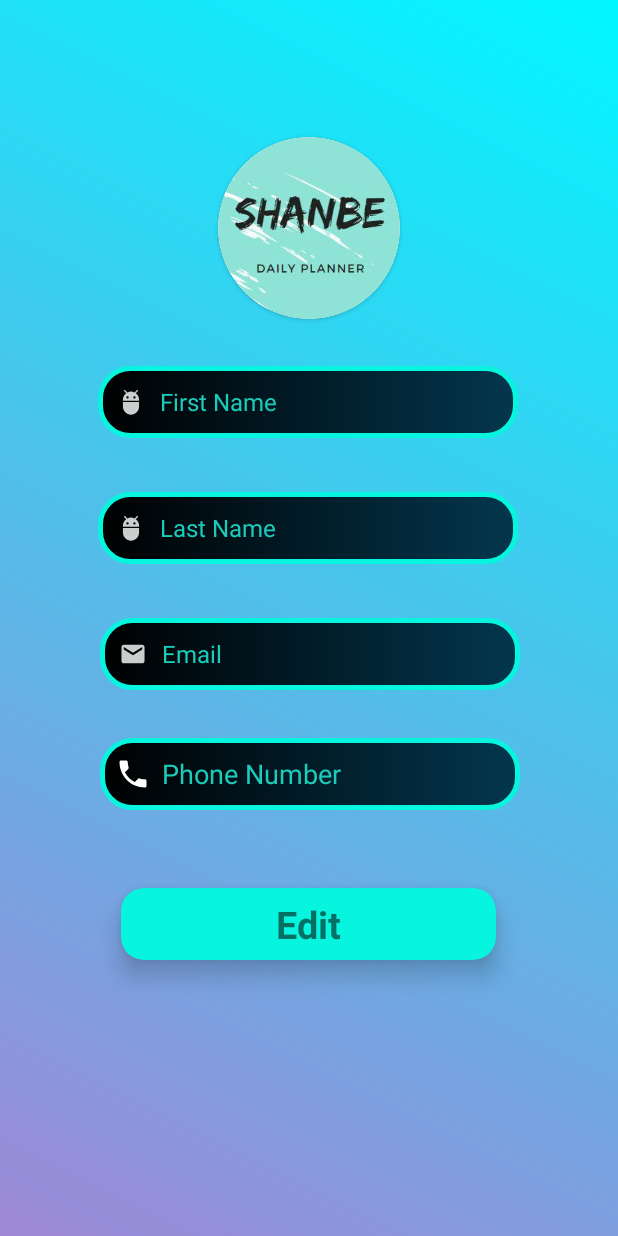
After one commit to AdmerOrganization/FrontEnd, an Android app: the layout activity_edit_profile.xml on its own in the app's theme, with its tools: preview values and no code run, on a phone screen of 412 x 824 dp. The commit adds this screen. Run offline under Robolectric (Android 15) with nearby library versions, the phone set to English and light mode, and no system bars.

Commit message:
esit profile new activity

```diff
--- /dev/null
+++ b/app/src/main/java/com/example/myapplication/EditProfile.java
@@ -0,0 +1,132 @@
+package com.example.myapplication;
+
+import android.content.Intent;
+import android.content.SharedPreferences;
+import android.os.Bundle;
+import android.util.Log;
+import android.view.View;
+import android.view.Window;
+import android.view.WindowManager;
+import android.view.animation.Animation;
+import android.view.animation.AnimationUtils;
+import android.widget.EditText;
+import android.widget.Toast;
+
+import androidx.appcompat.app.AppCompatActivity;
+import androidx.cardview.widget.CardView;
+
+//import com.example.entity.User;
+//import com.example.webService.UserAPI;
+//
+//import okhttp3.OkHttpClient;
+//import okhttp3.logging.HttpLoggingInterceptor;
+//import retrofit2.Call;
+//import retrofit2.Callback;
+//import retrofit2.Response;
+//import retrofit2.Retrofit;
+//import retrofit2.converter.gson.GsonConverterFactory;
+
+public class EditProfile extends AppCompatActivity {
+    EditText emailEditText;
+    EditText firstNameEditText;
+    EditText lastNameEditText;
+    EditText phoneNumberEditText;
+  //  UserAPI userAPI;
+    String token;
+    CardView editbutton;
+//    public void EditButtonClicked(View view){
+//        editbutton = (CardView) findViewById(R.id.cardViewEditProfile);
+//        Animation animation10 = AnimationUtils.loadAnimation(getApplicationContext(), R.anim.blink_anim);
+//        editbutton.startAnimation(animation10);
+//
+//        User user = new User(firstNameEditText.getText().toString(),lastNameEditText.getText().toString(),emailEditText.getText().toString(),phoneNumberEditText.getText().toString());
+//        Call<User> userSessionCall = userAPI.editProfile("token "+ token, user);
+//
+//        userSessionCall.enqueue(new Callback<User>() {
+//            @Override
+//            public void onResponse(Call<User> call, Response<User> response) {
+//                if(!response.isSuccessful())
+//                {
+//                    CustomErrorAlertDialog customErrorAlertDialog = new CustomErrorAlertDialog(EditProfile.this,"Error","Please check your internet connection");
+//                    Log.i("MOSHKEL",response.message());
+//                }
+//                else{
+//                    String code = Integer.toString(response.code());
+//                    User user = response.body();
+//                    Toast.makeText(EditProfile.this, "Profile Edited!", Toast.LENGTH_SHORT).show();
+//                    SharedPreferences shP = getSharedPreferences("userInformation", MODE_PRIVATE);
+//                    SharedPreferences.Editor myEdit = shP.edit();
+//                    myEdit.putString("firstname",firstNameEditText.getText().toString());
+//                    myEdit.putString("lastname",lastNameEditText.getText().toString());
+//                    myEdit.putString("email",emailEditText.getText().toString());
+//                    myEdit.putString("phonenumber",phoneNumberEditText.getText().toString());
+//                    myEdit.apply();
+//                    Intent intent = new Intent(EditProfile.this,MainActivity.class);
+//                    startActivity(intent);
+//                }
+//            }
+//
+//            @Override
+//            public void onFailure(Call<User> call, Throwable t) {
+//               CustomErrorAlertDialog customErrorAlertDialog = new CustomErrorAlertDialog(EditProfile.this,"Error","Please check your internet connection");
+//            }
+//        });
+
+
+//    }
+    @Override
+    protected void onCreate(Bundle savedInstanceState) {
+        super.onCreate(savedInstanceState);
+        requestWindowFeature(Window.FEATURE_NO_TITLE);
+        this.getWindow().setFlags(WindowManager.LayoutParams.FLAG_FULLSCREEN,WindowManager.LayoutParams.FLAG_FULLSCREEN);
+        getSupportActionBar().hide();
+        setContentView(R.layout.activity_edit_profile);
+
+        emailEditText = findViewById(R.id.eemailid);
+        firstNameEditText = findViewById(R.id.firstNameIde);
+        lastNameEditText = findViewById(R.id.lastNameIde);
+        phoneNumberEditText = findViewById(R.id.phoneNumberIde);
+
+        SharedPreferences shP = getSharedPreferences("userInformation", MODE_PRIVATE);
+        token = shP.getString("token", "");
+        String firstName = shP.getString("firstname","");
+        String lastName = shP.getString("lastname","");
+        String email = shP.getString("email","");
+        String phoneNumber = shP.getString("phonenumber","");
+        if(!firstName.equals("")){
+            firstNameEditText.setText(firstName);
+        }
+        else{
+            firstNameEditText.setHint("First Name (Empty)");
+        }
+        if(!lastName.equals("")){
+            lastNameEditText.setText(lastName);
+        }
+        else{
+            lastNameEditText.setHint("Last Name (Empty)");
+        }
+        if(!email.equals("")){
+            emailEditText.setText(email);
+        }
+        else{
+            emailEditText.setHint(R.string.empty);
+        }
+        if(!phoneNumber.equals("")){
+            phoneNumberEditText.setText(phoneNumber);
+        }
+        else{
+            phoneNumberEditText.setHint("Phone Number (Empty)");
+        }
+//        HttpLoggingInterceptor interceptor = new HttpLoggingInterceptor();
+//        interceptor.setLevel(HttpLoggingInterceptor.Level.BODY);
+//        OkHttpClient client = new OkHttpClient.Builder().addInterceptor(interceptor).build();
+//
+//        Retrofit LoginRetrofit = new Retrofit.Builder()
+//                .baseUrl(UserAPI.BASE_URL)
+//                .client(client)
+//                .addConverterFactory(GsonConverterFactory.create())
+//                .build();
+//        userAPI =LoginRetrofit.create(UserAPI.class);
+
+    }
+}
--- a/app/src/main/java/com/example/myapplication/MainActivity.java
+++ b/app/src/main/java/com/example/myapplication/MainActivity.java
@@ -213,4 +213,8 @@ public class MainActivity extends AppCompatActivity {
 //            handleSignInResult(task);
         }
     }
+    public  void GoToEditProfile(View view){
+        Intent editProfile = new Intent(MainActivity.this, EditProfile.class);
+        startActivity(editProfile);
+    }
 }
--- /dev/null
+++ b/app/src/main/res/drawable/border.xml
@@ -0,0 +1,10 @@
+<?xml version="1.0" encoding="UTF-8"?>
+<shape xmlns:android="http://schemas.android.com/apk/res/android" android:shape="rectangle"
+
+    >
+    <gradient  android:startColor="@color/black" android:endColor="#03374E"/>
+    <corners android:radius="20dp"/>
+    <padding android:left="10dp" android:right="10dp" android:top="10dp" android:bottom="10dp"/>
+    <stroke android:width="3dp" android:color="#07F4DE"/>
+
+</shape>
--- /dev/null
+++ b/app/src/main/res/drawable/ic_action_mail.xml
@@ -0,0 +1,16 @@
+<vector xmlns:android="http://schemas.android.com/apk/res/android"
+    android:width="24dp"
+    android:height="24dp"
+    android:viewportWidth="24"
+    android:viewportHeight="24"
+    android:tint="#FFFFFF"
+    android:alpha="0.8">
+  <group android:scaleX="0.7692308"
+      android:scaleY="0.7692308"
+      android:translateX="2.7692308"
+      android:translateY="2.7692308">
+    <path
+        android:fillColor="@android:color/white"
+        android:pathData="M20,4L4,4c-1.1,0 -1.99,0.9 -1.99,2L2,18c0,1.1 0.9,2 2,2h16c1.1,0 2,-0.9 2,-2L22,6c0,-1.1 -0.9,-2 -2,-2zM20,8l-8,5 -8,-5L4,6l8,5 8,-5v2z"/>
+  </group>
+</vector>
--- /dev/null
+++ b/app/src/main/res/drawable/ic_action_name.xml
@@ -0,0 +1,16 @@
+<vector xmlns:android="http://schemas.android.com/apk/res/android"
+    android:width="24dp"
+    android:height="24dp"
+    android:viewportWidth="24"
+    android:viewportHeight="24"
+    android:tint="#FFFFFF"
+    android:alpha="0.8">
+  <group android:scaleX="0.7692308"
+      android:scaleY="0.7692308"
+      android:translateX="2.7692308"
+      android:translateY="2.7692308">
+    <path
+        android:fillColor="@android:color/white"
+        android:pathData="M5,16c0,3.87 3.13,7 7,7s7,-3.13 7,-7v-4L5,12v4zM16.12,4.37l2.1,-2.1 -0.82,-0.83 -2.3,2.31C14.16,3.28 13.12,3 12,3s-2.16,0.28 -3.09,0.75L6.6,1.44l-0.82,0.83 2.1,2.1C6.14,5.64 5,7.68 5,10v1h14v-1c0,-2.32 -1.14,-4.36 -2.88,-5.63zM9,9c-0.55,0 -1,-0.45 -1,-1s0.45,-1 1,-1 1,0.45 1,1 -0.45,1 -1,1zM15,9c-0.55,0 -1,-0.45 -1,-1s0.45,-1 1,-1 1,0.45 1,1 -0.45,1 -1,1z"/>
+  </group>
+</vector>
--- /dev/null
+++ b/app/src/main/res/drawable/ic_baseline_local_phone_24.xml
@@ -0,0 +1,9 @@
+<vector xmlns:android="http://schemas.android.com/apk/res/android"
+    android:width="24dp"
+    android:height="24dp"
+    android:viewportWidth="24"
+    android:viewportHeight="24">
+  <path
+      android:fillColor="@android:color/white"
+      android:pathData="M6.62,10.79c1.44,2.83 3.76,5.14 6.59,6.59l2.2,-2.2c0.27,-0.27 0.67,-0.36 1.02,-0.24 1.12,0.37 2.33,0.57 3.57,0.57 0.55,0 1,0.45 1,1V20c0,0.55 -0.45,1 -1,1 -9.39,0 -17,-7.61 -17,-17 0,-0.55 0.45,-1 1,-1h3.5c0.55,0 1,0.45 1,1 0,1.25 0.2,2.45 0.57,3.57 0.11,0.35 0.03,0.74 -0.25,1.02l-2.2,2.2z"/>
+</vector>
--- /dev/null
+++ b/app/src/main/res/layout/activity_edit_profile.xml
@@ -0,0 +1,152 @@
+<?xml version="1.0" encoding="utf-8"?>
+<androidx.constraintlayout.widget.ConstraintLayout xmlns:android="http://schemas.android.com/apk/res/android"
+    xmlns:app="http://schemas.android.com/apk/res-auto"
+    xmlns:tools="http://schemas.android.com/tools"
+    android:layout_width="match_parent"
+    android:layout_height="match_parent"
+    android:background="@drawable/gradientbackground"
+    tools:context="com.example.EditProfile">
+    <androidx.cardview.widget.CardView
+        android:id="@+id/logo1"
+        android:layout_width="121dp"
+        android:layout_height="121dp"
+        android:layout_marginStart="145dp"
+        android:layout_marginTop="33dp"
+        android:layout_marginEnd="145dp"
+        android:layout_marginBottom="553dp"
+        app:cardCornerRadius="121dp"
+        app:layout_constraintBottom_toBottomOf="parent"
+        app:layout_constraintEnd_toEndOf="parent"
+        app:layout_constraintStart_toStartOf="parent"
+        app:layout_constraintTop_toTopOf="parent">
+
+        <androidx.cardview.widget.CardView
+            android:layout_width="121dp"
+            android:layout_height="121dp"
+            android:layout_gravity="center"
+            app:cardCornerRadius="250dp">
+
+            <ImageView
+                android:layout_width="match_parent"
+                android:layout_height="match_parent"
+                android:scaleType="centerCrop"
+                android:src="@drawable/logo_third" />
+
+        </androidx.cardview.widget.CardView>
+    </androidx.cardview.widget.CardView>
+    <EditText
+        android:id="@+id/firstNameIde"
+        android:layout_width="280dp"
+        android:layout_height="48dp"
+        android:layout_marginTop="244dp"
+        android:background="@drawable/border"
+        android:drawableLeft="@drawable/ic_action_name"
+        android:drawablePadding="7dp"
+        android:ems="10"
+        android:hint="First Name"
+        android:inputType="textPersonName"
+
+        android:textColor="@color/teal_200"
+        android:textColorHint="@color/hintColor"
+        android:textSize="16dp"
+        app:layout_constraintEnd_toEndOf="parent"
+        app:layout_constraintHorizontal_bias="0.496"
+        app:layout_constraintStart_toStartOf="parent"
+        app:layout_constraintTop_toTopOf="parent" />
+
+    <EditText
+        android:id="@+id/lastNameIde"
+        android:layout_width="280dp"
+        android:layout_height="48dp"
+        android:layout_marginTop="36dp"
+        android:background="@drawable/border"
+        android:drawableLeft="@drawable/ic_action_name"
+        android:drawablePadding="7dp"
+        android:ems="10"
+        android:hint="Last Name"
+        android:inputType="textPersonName"
+
+        android:textColor="@color/teal_200"
+        android:textColorHint="@color/hintColor"
+        android:textSize="16dp"
+        app:layout_constraintEnd_toEndOf="parent"
+        app:layout_constraintHorizontal_bias="0.496"
+        app:layout_constraintStart_toStartOf="parent"
+        app:layout_constraintTop_toBottomOf="@id/firstNameIde"  />
+
+    <EditText
+        android:textColorHint="@color/hintColor"
+        android:id="@+id/eemailid"
+        android:layout_width="280dp"
+        android:layout_height="48dp"
+        android:layout_marginTop="36dp"
+        android:background="@drawable/border"
+        android:drawableLeft="@drawable/ic_action_mail"
+        android:drawablePadding="7dp"
+        android:ems="10"
+        android:foregroundGravity="center_horizontal"
+        android:hint="Email"
+        android:inputType="textPersonName"
+        android:textColor="@color/teal_200"
+        android:textSize="16dp"
+        app:layout_constraintEnd_toEndOf="parent"
+        app:layout_constraintHorizontal_bias="0.504"
+        app:layout_constraintStart_toStartOf="parent"
+        app:layout_constraintTop_toBottomOf="@+id/lastNameIde" />
+
+    <EditText
+        android:id="@+id/phoneNumberIde"
+
+        android:layout_width="280dp"
+        android:layout_height="48dp"
+        android:layout_marginTop="32dp"
+        android:background="@drawable/border"
+        android:drawableLeft="@drawable/ic_baseline_local_phone_24"
+        android:drawablePadding="7dp"
+        android:ems="10"
+        android:hint="Phone Number"
+        android:inputType="textPersonName"
+        android:minHeight="48dp"
+        android:textColor="@color/teal_200"
+        android:textColorHint="@color/hintColor"
+        app:layout_constraintEnd_toEndOf="parent"
+        app:layout_constraintHorizontal_bias="0.503"
+        app:layout_constraintStart_toStartOf="parent"
+        app:layout_constraintTop_toBottomOf="@+id/eemailid" />
+
+    <androidx.cardview.widget.CardView
+        android:id="@+id/cardViewEditProfile"
+        android:layout_width="250dp"
+        android:layout_height="48dp"
+        android:layout_marginTop="52dp"
+        android:onClick="EditButtonClicked"
+        android:padding="10dp"
+        app:cardBackgroundColor="#07F4DE"
+        app:cardCornerRadius="15dp"
+        app:cardElevation="10dp"
+        app:layout_constraintEnd_toEndOf="parent"
+        app:layout_constraintHorizontal_bias="0.496"
+        app:layout_constraintStart_toStartOf="parent"
+        app:layout_constraintTop_toBottomOf="@+id/phoneNumberIde">
+
+        <RelativeLayout
+            android:layout_width="match_parent"
+            android:layout_height="match_parent"
+            >
+
+            <TextView
+                android:id="@+id/editInformation"
+                android:layout_width="wrap_content"
+                android:layout_height="wrap_content"
+                android:layout_centerInParent="true"
+                android:padding="5dp"
+                android:text="Edit"
+                android:textSize="25dp"
+                android:textStyle="bold" />
+        </RelativeLayout>
+
+    </androidx.cardview.widget.CardView>
+
+
+
+</androidx.constraintlayout.widget.ConstraintLayout>
--- a/app/src/main/res/values/strings.xml
+++ b/app/src/main/res/values/strings.xml
@@ -10,4 +10,5 @@
     <string name="menu_home">Home</string>
     <string name="menu_gallery">Gallery</string>
     <string name="menu_slideshow">Slideshow</string>
+    <string name="empty" />
 </resources>
```
Also changed, not shown: app/src/main/res/drawable/logo_third.jpg (added), 1 other file.
